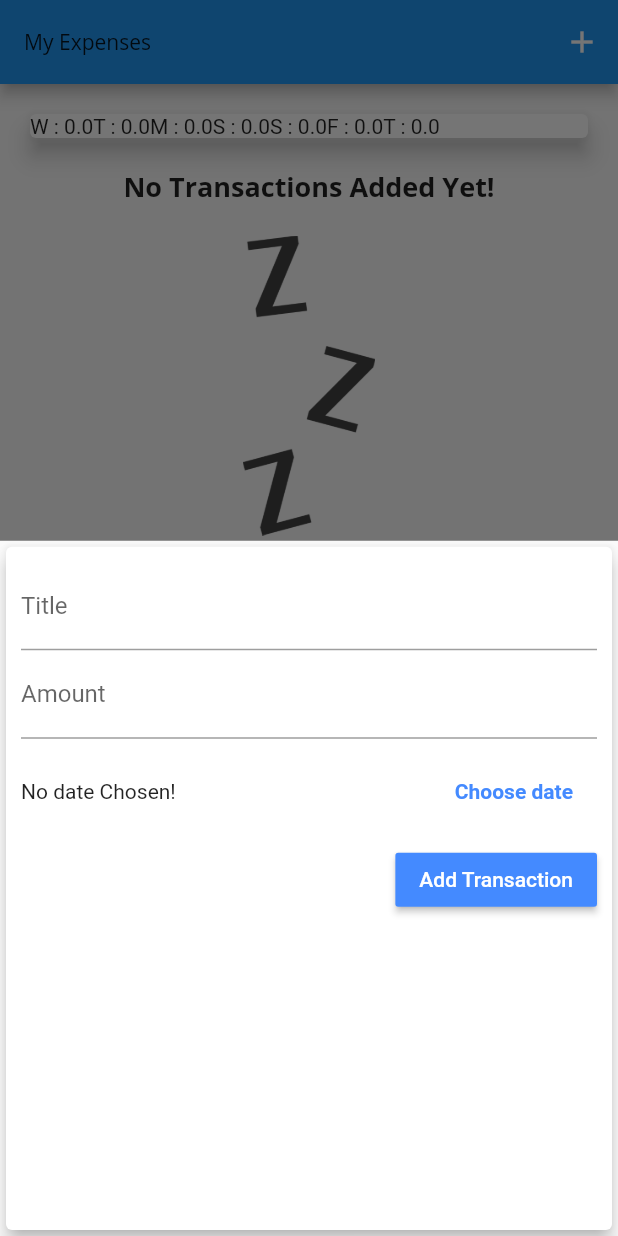
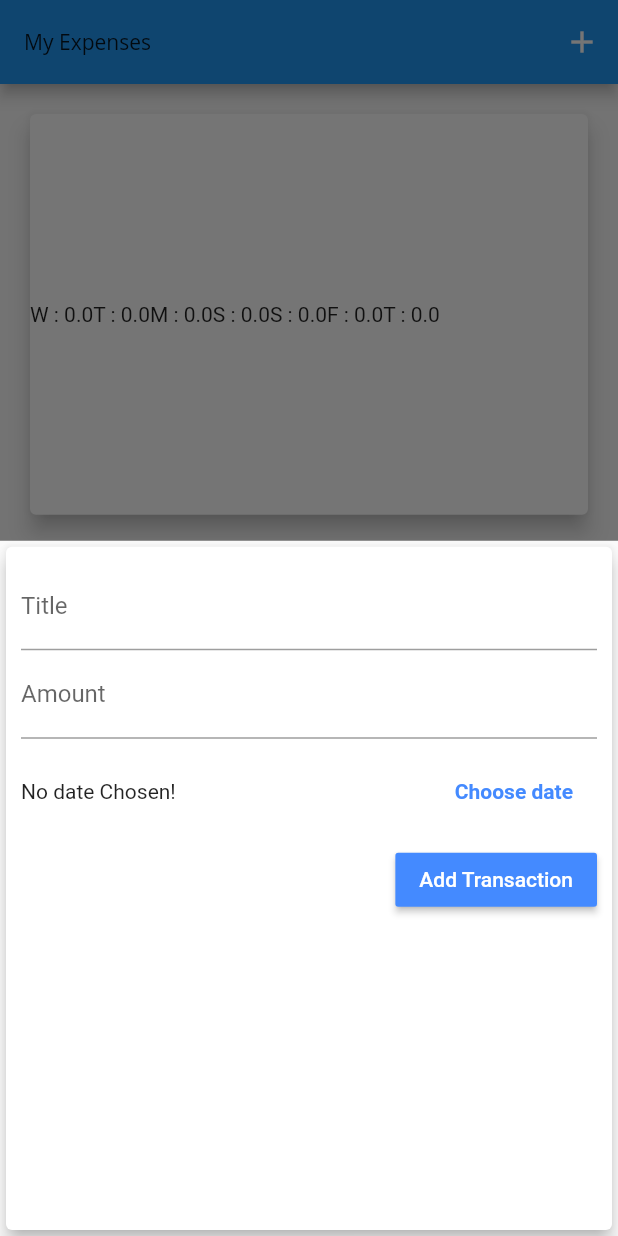
Before and after one commit to ahmadadejumo/expense-tracker-app, a Flutter app: the screen it shows after launch, after a tap on the "add" icon, on a phone screen of 412 x 824 dp. Run offline on Flutter 3.47's test engine with Material 2 defaults, Android fonts, the phone set to English and light mode, and no system bars; Roboto replaces fonts that are missing (Open Sans).

Commit message:
improving the apps responsiveness

```diff
--- a/lib/main.dart
+++ b/lib/main.dart
@@ -1,4 +1,4 @@
-// ignore_for_file: prefer_const_constructors, deprecated_member_use
+// ignore_for_file: prefer_const_constructors, deprecated_member_use, sized_box_for_whitespace
 import './widgets/chart.dart';
 import './widgets/transaction_list.dart';
 import './widgets/new_transaction.dart';
@@ -106,8 +106,7 @@ class _MyHomePageState extends State<MyHomePage> {
 
   @override
   Widget build(BuildContext context) {
-    return Scaffold(
-      appBar: AppBar(
+    final appBar = AppBar(
       title: Text(
         "My Expenses",
         style: TextStyle(fontFamily: "Open Sans"),
@@ -118,13 +117,27 @@ class _MyHomePageState extends State<MyHomePage> {
           onPressed: () => startAddNewTransaction(context),
         )
       ],
-      ),
+    );
+    return Scaffold(
+      appBar: appBar,
       body: SingleChildScrollView(
         child: Column(
           crossAxisAlignment: CrossAxisAlignment.stretch,
           children: [
-            Chart(_recentTransactions),
-            TransactionList(_userTransactions, deleteTransaction),
+            Container(
+              height: (MediaQuery.of(context).size.height -
+                      appBar.preferredSize.height -
+                      MediaQuery.of(context).padding.top) *
+                  0.4,
+              child: Chart(_recentTransactions),
+            ),
+            Container(
+              height: (MediaQuery.of(context).size.height -
+                      appBar.preferredSize.height -
+                      MediaQuery.of(context).padding.top) *
+                  0.4,
+              child: TransactionList(_userTransactions, deleteTransaction),
+            ),
           ],
         ),
       ),
--- a/lib/widgets/transaction_list.dart
+++ b/lib/widgets/transaction_list.dart
@@ -11,9 +11,7 @@ class TransactionList extends StatelessWidget {
 
   @override
   Widget build(BuildContext context) {
-    return Container(
-      height: 500,
-      child: transactions.isEmpty
+    return transactions.isEmpty
         ? Column(
             children: [
               Text(
@@ -62,7 +60,6 @@ class TransactionList extends StatelessWidget {
               );
             },
             itemCount: transactions.length,
-            ),
           );
   }
 }
```
Lines whose indentation alone changed are shown as unchanged.
